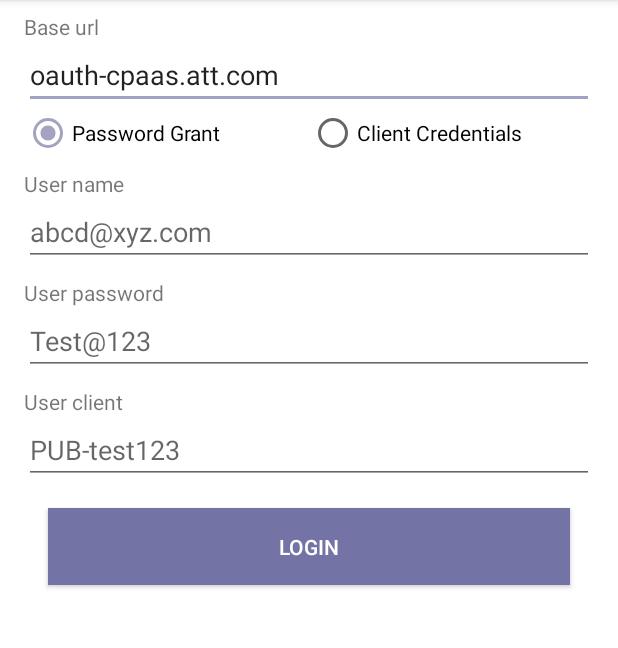
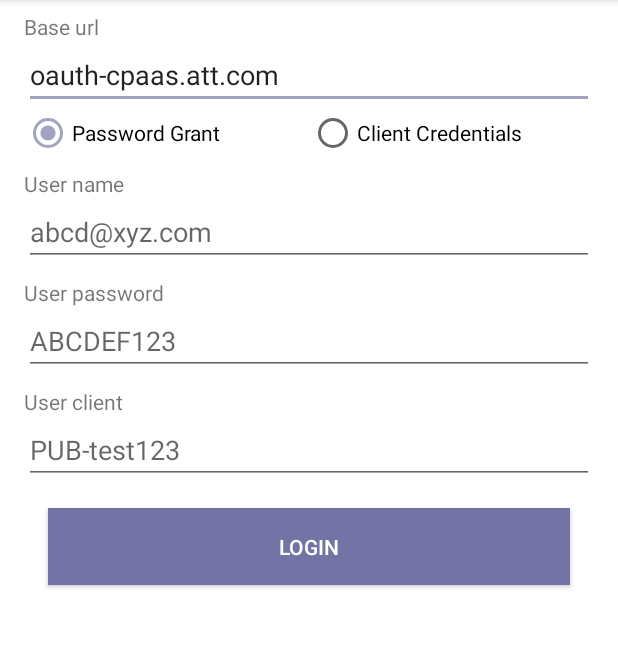
Before and after one commit to hclsampleapps/kandy-cpaas2-sample-audio-video-android, an Android app: the screen it shows after launch (LoginActivity), on a phone screen of 412 x 824 dp, the part 84-732 px from its top. Run offline under Robolectric (Android 15) with nearby library versions, the phone set to English and light mode, and no system bars; libraries missing offline, so code that uses them is left out: com.rbbn.cpaas.

Commit message:
Bug fixing

```diff
--- a/app/src/main/res/layout/activity_main.xml
+++ b/app/src/main/res/layout/activity_main.xml
@@ -83,7 +83,7 @@
                     android:id="@+id/et_user_password"
                     android:layout_width="match_parent"
                     android:layout_height="wrap_content"
-                    android:hint="Test@123"
+                    android:hint="ABCDEF123"
                     android:inputType="textPassword" />
 
                 <TextView
@@ -117,7 +117,7 @@
                     android:id="@+id/et_client_id"
                     android:layout_width="match_parent"
                     android:layout_height="wrap_content"
-                    android:hint="PRIV-nesonukuv.34mv.nesopro1" />
+                    android:hint="PRIV-abcdef.12ab.abcdefg1" />
 
                 <TextView
                     android:layout_width="match_parent"
```
